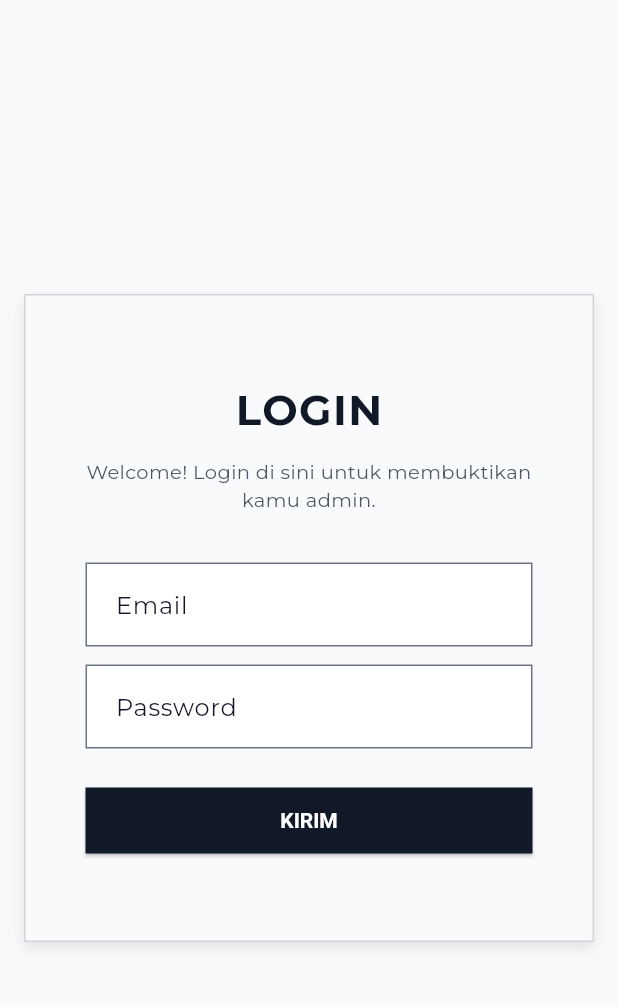
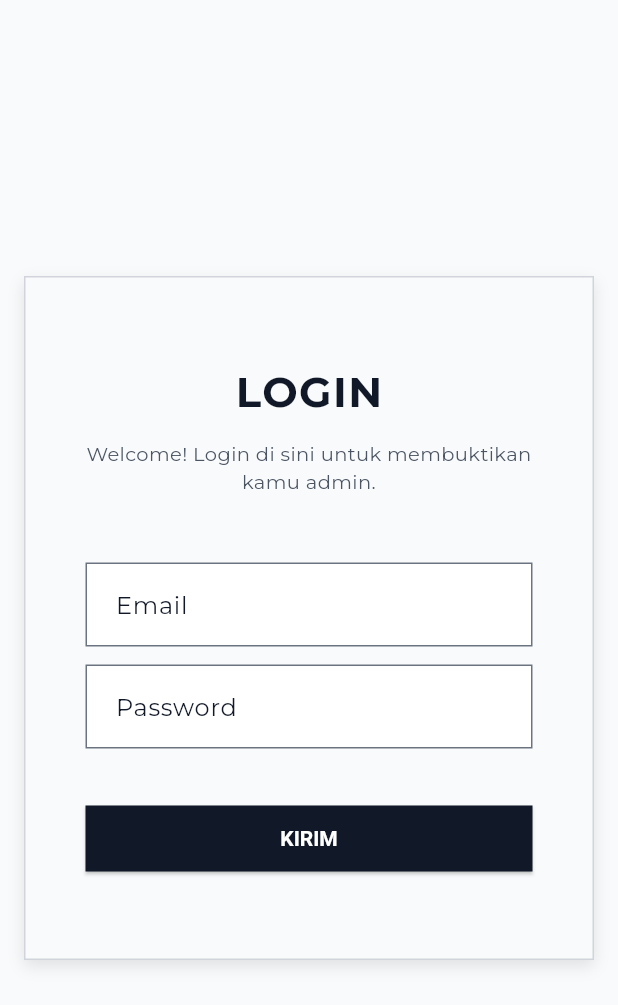
Before and after one commit to SirGhaniR/kneadtoknow_dashboard, a Flutter app: the screen it shows after launch, on a phone screen of 412 x 824 dp. Shown: the top 1005 px of the screen. Run offline on Flutter 3.47's test engine with Material 3 defaults, Android fonts, the phone set to English and light mode, and no system bars; our stand-ins replace dio, google_fonts, shared_preferences; accounts and stored records are empty.

Commit message:
chore: cleaning auth things

```diff
--- a/lib/providers/auth_provider.dart
+++ b/lib/providers/auth_provider.dart
@@ -41,9 +41,13 @@ class AuthProvider extends ChangeNotifier {
   }
 
   Future<void> logout() async {
-    await ApiService.logout();
+    try {
+      await ApiService.logout();
+    } catch (_) {}
+
     final prefs = await SharedPreferences.getInstance();
     await prefs.remove(ApiConfig.tokenKey);
+
     user = null;
     isLoggedIn = false;
     notifyListeners();
--- a/lib/screens/auth/login_screen.dart
+++ b/lib/screens/auth/login_screen.dart
@@ -41,6 +41,7 @@ class _LoginScreenState extends State<LoginScreen> {
               ),
               child: Column(
                 mainAxisSize: MainAxisSize.min,
+                spacing: 12,
                 children: [
                   const Text(
                     'LOGIN',
@@ -50,13 +51,12 @@ class _LoginScreenState extends State<LoginScreen> {
                       letterSpacing: 1,
                     ),
                   ),
-                  const SizedBox(height: 12),
                   const Text(
                     'Welcome! Login di sini untuk membuktikan kamu admin.',
                     textAlign: TextAlign.center,
                     style: TextStyle(fontSize: 13, color: AppColors.gray600),
                   ),
-                  const SizedBox(height: 32),
+                  const SizedBox(height: 20),
 
                   if (auth.error != null) ...[
                     Container(
@@ -71,7 +71,7 @@ class _LoginScreenState extends State<LoginScreen> {
                         ),
                       ),
                     ),
-                    const SizedBox(height: 16),
+                    const SizedBox(height: 4),
                   ],
 
                   TextField(
@@ -79,14 +79,13 @@ class _LoginScreenState extends State<LoginScreen> {
                     keyboardType: TextInputType.emailAddress,
                     decoration: const InputDecoration(hintText: 'Email'),
                   ),
-                  const SizedBox(height: 12),
                   TextField(
                     controller: _passCtrl,
                     obscureText: true,
                     decoration: const InputDecoration(hintText: 'Password'),
                     onSubmitted: (_) => _submit(),
                   ),
-                  const SizedBox(height: 24),
+                  const SizedBox(height: 12),
 
                   SizedBox(
                     width: double.infinity,
--- a/lib/services/api_service.dart
+++ b/lib/services/api_service.dart
@@ -51,11 +51,10 @@ class ApiService {
     try {
       await _dio.post(ApiConfig.logout);
     } on DioException {
-      // ignore if there are error
+      // silent
     }
   }
 
-  /// Extract error message from DioException.
   static String parseError(Object e) {
     if (e is DioException) {
       final data = e.response?.data;
```
